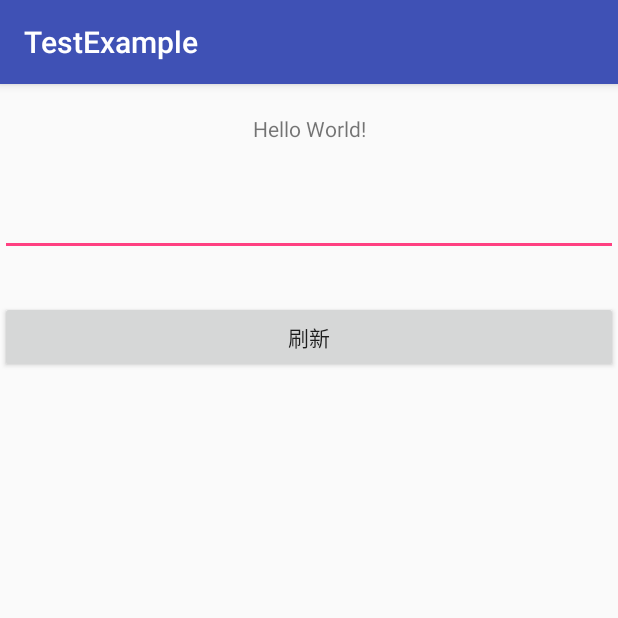
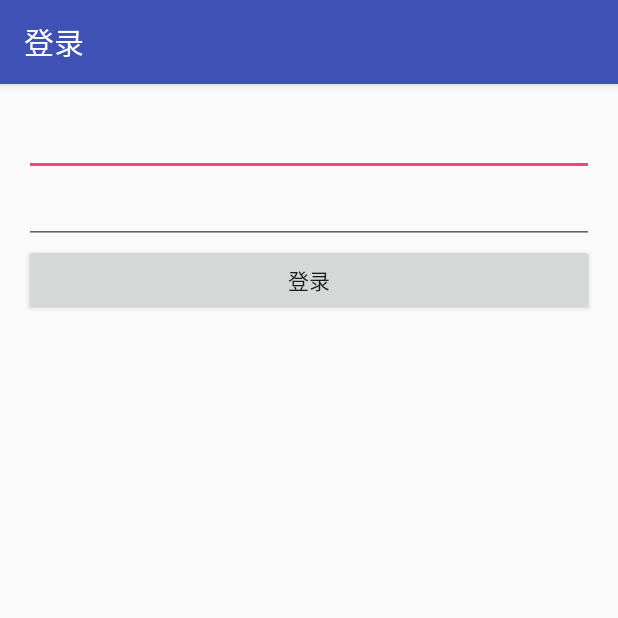
Before and after one commit to YoungBear/TestExample, an Android app: the screen it shows after launch (MainActivity before the commit, LoginActivity after it), on a phone screen of 412 x 824 dp, the top half of it. Run offline under Robolectric (Android 15) with nearby library versions, the phone set to English and light mode, and no system bars; our stand-ins replace ButterKnife.

Commit message:
add login method
Signed-off-by: youngbear <yangshaoxiong2008@163.com>

```diff
--- a/app/src/main/AndroidManifest.xml
+++ b/app/src/main/AndroidManifest.xml
@@ -1,6 +1,7 @@
 <?xml version="1.0" encoding="utf-8"?>
 <manifest xmlns:android="http://schemas.android.com/apk/res/android"
     package="com.ysx.testexample">
+
 
     <application
         android:allowBackup="true"
@@ -16,6 +17,9 @@
                 <category android:name="android.intent.category.LAUNCHER" />
             </intent-filter>
         </activity>
+        <activity
+            android:name=".login.LoginActivity"
+            android:label="@string/title_activity_login" />
     </application>
 
 </manifest>
--- a/app/src/main/java/com/ysx/testexample/MainActivity.java
+++ b/app/src/main/java/com/ysx/testexample/MainActivity.java
@@ -1,11 +1,14 @@
 package com.ysx.testexample;
 
+import android.content.Intent;
 import android.os.Bundle;
 import android.support.v7.app.AppCompatActivity;
 import android.util.Log;
 import android.widget.Button;
 import android.widget.EditText;
 import android.widget.TextView;
+
+import com.ysx.testexample.login.LoginActivity;
 
 import butterknife.BindView;
 import butterknife.ButterKnife;
@@ -31,6 +34,7 @@ public class MainActivity extends AppCompatActivity {
         super.onCreate(savedInstanceState);
         setContentView(R.layout.activity_main);
         ButterKnife.bind(this);
+        startActivity(new Intent(this, LoginActivity.class));
     }
 
     @OnClick(R.id.btn)
--- /dev/null
+++ b/app/src/main/java/com/ysx/testexample/login/LoginActivity.java
@@ -0,0 +1,45 @@
+package com.ysx.testexample.login;
+
+import android.os.Bundle;
+import android.support.v7.app.AppCompatActivity;
+import android.util.Log;
+import android.widget.Button;
+import android.widget.EditText;
+
+import com.ysx.testexample.R;
+
+import butterknife.BindView;
+import butterknife.ButterKnife;
+import butterknife.OnClick;
+
+
+/**
+ * @author ysx
+ */
+public class LoginActivity extends AppCompatActivity {
+    private static final String TAG = "LoginActivity";
+    @BindView(R.id.et_user_name)
+    EditText mEtUserName;
+    @BindView(R.id.et_password)
+    EditText mEtPassword;
+    @BindView(R.id.btn_login)
+    Button mBtnLogin;
+
+    private LoginPresenter mLoginPresenter;
+
+
+    @Override
+    protected void onCreate(Bundle savedInstanceState) {
+        super.onCreate(savedInstanceState);
+        setContentView(R.layout.activity_login);
+        ButterKnife.bind(this);
+    }
+
+
+    @OnClick(R.id.btn_login)
+    public void onViewClicked() {
+        Log.d(TAG, "onViewClicked: ");
+        mLoginPresenter = new LoginPresenter();
+        mLoginPresenter.login(mEtUserName.getText().toString(), mEtPassword.getText().toString());
+    }
+}
--- /dev/null
+++ b/app/src/main/res/layout/activity_login.xml
@@ -0,0 +1,32 @@
+<LinearLayout xmlns:android="http://schemas.android.com/apk/res/android"
+    xmlns:tools="http://schemas.android.com/tools"
+    android:layout_width="match_parent"
+    android:layout_height="match_parent"
+    android:gravity="center_horizontal"
+    android:orientation="vertical"
+    android:paddingBottom="@dimen/activity_vertical_margin"
+    android:paddingLeft="@dimen/activity_horizontal_margin"
+    android:paddingRight="@dimen/activity_horizontal_margin"
+    android:paddingTop="@dimen/activity_vertical_margin"
+    tools:context="com.ysx.testexample.login.LoginActivity">
+
+    <EditText
+        android:id="@+id/et_user_name"
+        android:layout_width="match_parent"
+        android:layout_height="wrap_content"
+        android:gravity="center"/>
+
+    <EditText
+        android:id="@+id/et_password"
+        android:layout_width="match_parent"
+        android:layout_height="wrap_content"
+        android:inputType="textPassword"
+        android:gravity="center"/>
+
+    <Button
+        android:id="@+id/btn_login"
+        android:layout_width="match_parent"
+        android:layout_height="wrap_content"
+        android:text="@string/action_login"/>
+
+</LinearLayout>
--- /dev/null
+++ b/app/src/main/res/values/dimens.xml
@@ -0,0 +1,5 @@
+<resources>
+    <!-- Default screen margins, per the Android Design guidelines. -->
+    <dimen name="activity_horizontal_margin">16dp</dimen>
+    <dimen name="activity_vertical_margin">16dp</dimen>
+</resources>
--- a/app/src/main/res/values/strings.xml
+++ b/app/src/main/res/values/strings.xml
@@ -2,4 +2,8 @@
     <string name="app_name">TestExample</string>
     <string name="hello">Hello World!</string>
     <string name="refresh">刷新</string>
+    <string name="title_activity_login">登录</string>
+
+    <!-- Strings related to login -->
+    <string name="action_login">登录</string>
 </resources>
```
Also changed, not shown: app/src/main/java/com/ysx/testexample/login/LoginPresenter.java (added, +27 -0 lines), app/src/main/java/com/ysx/testexample/login/PasswordValidator.java (added, +18 -0 lines), app/src/main/java/com/ysx/testexample/login/UserManager.java (added, +24 -0 lines).
